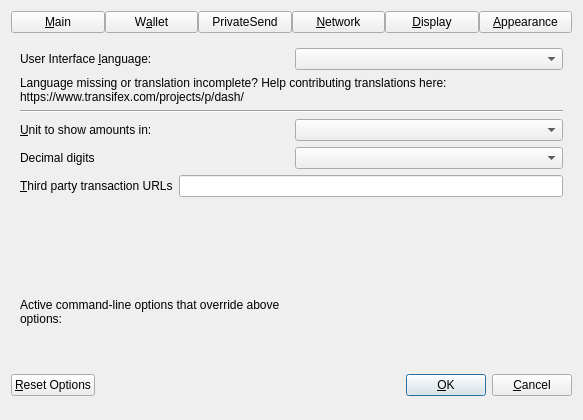
This is src/qt/forms/optionsdialog.ui in gobytecoin/gobyte as Qt 5 draws it before an edit. The edited form follows.
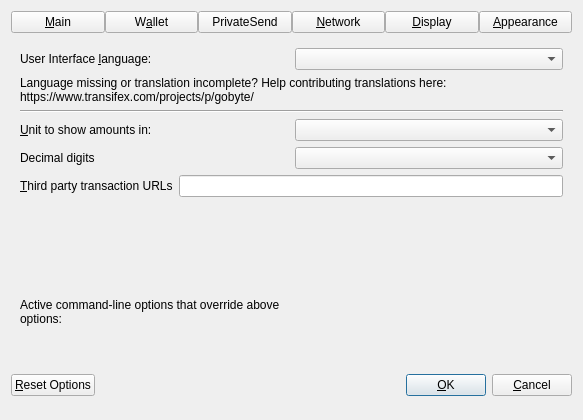
This is the edited form. The open tabs and pages were chosen to show the change. Custom widgets are drawn as their Qt base class.

```diff
--- a/src/qt/forms/optionsdialog.ui
+++ b/src/qt/forms/optionsdialog.ui
@@ -755,7 +755,7 @@
          </property>
          <property name="text">
           <string>Language missing or translation incomplete? Help contributing translations here:
-https://www.transifex.com/projects/p/dash/</string>
+https://www.transifex.com/projects/p/gobyte/</string>
          </property>
          <property name="wordWrap">
           <bool>true</bool>
```
